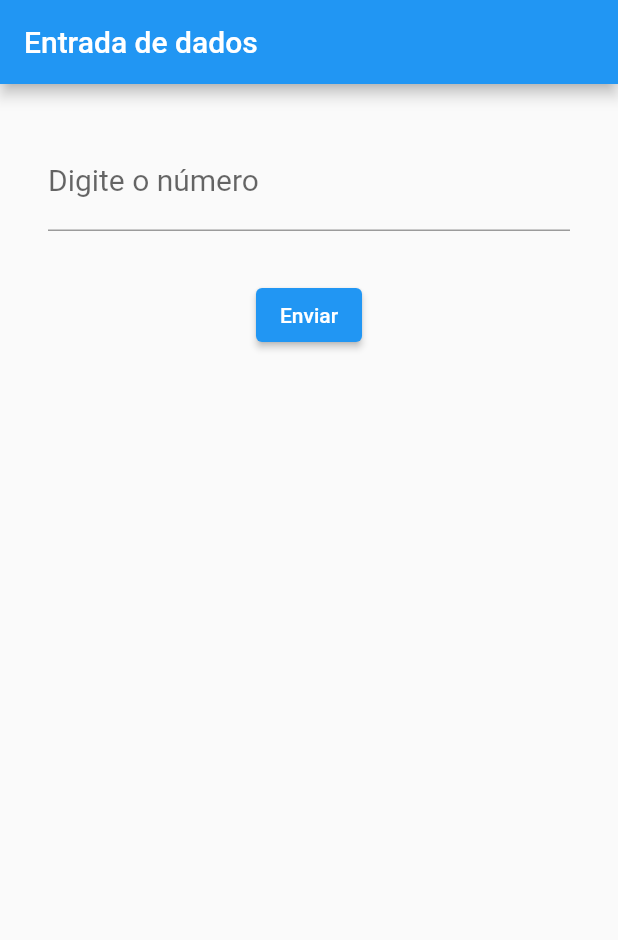
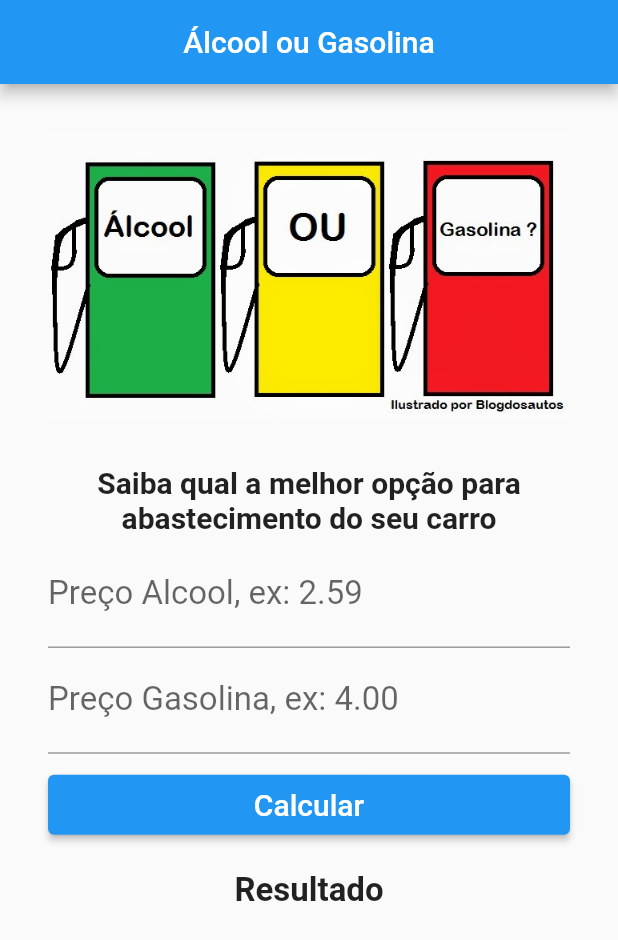
Before and after one commit to ronaldomendes/desenvolvimento_mobile, a Flutter app: the screen it shows after launch, on a phone screen of 412 x 824 dp. Shown: the top 940 px of the screen. Run offline on Flutter 3.47's test engine with Material 2 defaults, Android fonts, the phone set to English and light mode, and no system bars.

Commit message:
New user interface

```diff
--- a/gas_calculator_app/lib/main.dart
+++ b/gas_calculator_app/lib/main.dart
@@ -1,3 +1,5 @@
+import 'dart:ui';
+
 import 'package:flutter/material.dart';
 
 void main() {
@@ -12,30 +14,71 @@ class GasApp extends StatefulWidget {
 }
 
 class _GasApp extends State<GasApp> {
-  TextEditingController _textEditingController = TextEditingController();
+  TextEditingController _textAlcool = TextEditingController();
+  TextEditingController _textGasolina = TextEditingController();
 
   @override
   Widget build(BuildContext context) {
+    String _appTitle = 'Álcool ou Gasolina';
+    String _imagePath = 'images/alcool.png';
+    String _labelAlcool = 'Preço Alcool, ex: 2.59';
+    String _labelGasolina = 'Preço Gasolina, ex: 4.00';
+    String _mainText =
+        'Saiba qual a melhor opção para abastecimento do seu carro';
+    String _resultText = 'Resultado';
+
     return Scaffold(
-        appBar: AppBar(title: Text('Entrada de dados')),
-        body: Column(children: <Widget>[
-          Padding(
-              padding: EdgeInsets.all(32),
-              child: TextField(
-                  keyboardType: TextInputType.number,
-                  decoration: InputDecoration(labelText: 'Digite o número'),
-                  style: TextStyle(fontSize: 20, color: Colors.blue),
-                  onSubmitted: (String text) {
-                    print('Número: ' + text);
-                  },
-                  controller: _textEditingController)),
-          ElevatedButton(
-            style: ElevatedButton.styleFrom(primary: Colors.blue),
-            onPressed: () {
-              print("numero:" + _textEditingController.text);
-            },
-            child: Text('Enviar'),
-          )
-        ]));
+        appBar: AppBar(
+          title: Text(_appTitle),
+          centerTitle: true,
+        ),
+        body: Container(
+            child: SingleChildScrollView(
+          padding: EdgeInsets.all(32),
+          child: Column(
+            crossAxisAlignment: CrossAxisAlignment.stretch,
+            children: <Widget>[
+              Padding(
+                  padding: EdgeInsets.only(bottom: 32),
+                  child: Image.asset(_imagePath)),
+              Padding(
+                  padding: EdgeInsets.only(bottom: 5),
+                  child: Text(
+                    _mainText,
+                    style: TextStyle(fontSize: 20, fontWeight: FontWeight.bold),
+                    textAlign: TextAlign.center,
+                  )),
+              TextField(
+                keyboardType: TextInputType.number,
+                decoration: InputDecoration(labelText: _labelAlcool),
+                style: TextStyle(fontSize: 22),
+                controller: _textAlcool,
+              ),
+              TextField(
+                keyboardType: TextInputType.number,
+                decoration: InputDecoration(labelText: _labelGasolina),
+                style: TextStyle(fontSize: 22),
+                controller: _textGasolina,
+              ),
+              Padding(
+                  padding: EdgeInsets.only(top: 10),
+                  child: ElevatedButton(
+                    style: ElevatedButton.styleFrom(
+                        fixedSize: Size.fromHeight(40)),
+                    child: Text(
+                      'Calcular',
+                      style: TextStyle(fontSize: 20),
+                    ),
+                    onPressed: () {},
+                  )),
+              Padding(
+                  padding: EdgeInsets.only(top: 20),
+                  child: Text(_resultText,
+                      style:
+                          TextStyle(fontSize: 22, fontWeight: FontWeight.bold),
+                      textAlign: TextAlign.center))
+            ],
+          ),
+        )));
   }
 }
--- a/gas_calculator_app/pubspec.yaml
+++ b/gas_calculator_app/pubspec.yaml
@@ -45,8 +45,8 @@ flutter:
   uses-material-design: true
 
   # To add assets to your application, add an assets section, like this:
-  # assets:
-  #   - images/a_dot_burr.jpeg
+  assets:
+    - images/alcool.png
   #   - images/a_dot_ham.jpeg
 
   # An image asset can refer to one or more resolution-specific "variants", see
```
Also changed, not shown: gas_calculator_app/images/alcool.png (added).
